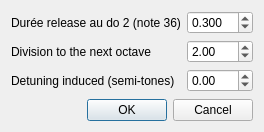
This is sources/editor/tools/release/toolrelease_gui.ui in davy7125/polyphone as Qt 5 draws it before an edit. The edited form follows.
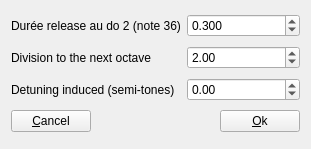
This is the edited form.

The edit to the form file:
```diff
--- a/sources/editor/tools/release/toolrelease_gui.ui
+++ b/sources/editor/tools/release/toolrelease_gui.ui
@@ -6,21 +6,14 @@
    <rect>
     <x>0</x>
     <y>0</y>
-    <width>264</width>
-    <height>132</height>
+    <width>311</width>
+    <height>149</height>
    </rect>
   </property>
   <property name="windowTitle">
    <string notr="true">Form</string>
   </property>
   <layout class="QGridLayout" name="gridLayout">
-   <item row="0" column="0">
-    <widget class="QLabel" name="label">
-     <property name="text">
-      <string notr="true">Durée release au do 2 (note 36)</string>
-     </property>
-    </widget>
-   </item>
    <item row="0" column="1">
     <widget class="QDoubleSpinBox" name="doubleDuree36">
      <property name="decimals">
@@ -37,6 +30,37 @@
      </property>
     </widget>
    </item>
+   <item row="3" column="0" colspan="2">
+    <layout class="QHBoxLayout" name="horizontalLayout">
+     <item>
+      <widget class="QPushButton" name="pushCancel">
+       <property name="text">
+        <string>&amp;Cancel</string>
+       </property>
+      </widget>
+     </item>
+     <item>
+      <spacer name="horizontalSpacer">
+       <property name="orientation">
+        <enum>Qt::Horizontal</enum>
+       </property>
+       <property name="sizeHint" stdset="0">
+        <size>
+         <width>40</width>
+         <height>20</height>
+        </size>
+       </property>
+      </spacer>
+     </item>
+     <item>
+      <widget class="QPushButton" name="pushOk">
+       <property name="text">
+        <string>&amp;Ok</string>
+       </property>
+      </widget>
+     </item>
+    </layout>
+   </item>
    <item row="1" column="0">
     <widget class="QLabel" name="label_2">
      <property name="text">
@@ -60,13 +84,6 @@
      </property>
     </widget>
    </item>
-   <item row="2" column="0">
-    <widget class="QLabel" name="label_3">
-     <property name="text">
-      <string>Detuning induced (semi-tones)</string>
-     </property>
-    </widget>
-   </item>
    <item row="2" column="1">
     <widget class="QDoubleSpinBox" name="doubleDeTune">
      <property name="minimum">
@@ -80,29 +97,17 @@
      </property>
     </widget>
    </item>
-   <item row="3" column="1">
-    <spacer name="verticalSpacer">
-     <property name="orientation">
-      <enum>Qt::Vertical</enum>
+   <item row="0" column="0">
+    <widget class="QLabel" name="label">
+     <property name="text">
+      <string notr="true">Durée release au do 2 (note 36)</string>
      </property>
-     <property name="sizeType">
-      <enum>QSizePolicy::Expanding</enum>
-     </property>
-     <property name="sizeHint" stdset="0">
-      <size>
-       <width>20</width>
-       <height>8</height>
-      </size>
-     </property>
-    </spacer>
+    </widget>
    </item>
-   <item row="4" column="0" colspan="2">
-    <widget class="QDialogButtonBox" name="buttonBox">
-     <property name="orientation">
-      <enum>Qt::Horizontal</enum>
-     </property>
-     <property name="standardButtons">
-      <set>QDialogButtonBox::Cancel|QDialogButtonBox::Ok</set>
+   <item row="2" column="0">
+    <widget class="QLabel" name="label_3">
+     <property name="text">
+      <string>Detuning induced (semi-tones)</string>
      </property>
     </widget>
    </item>
```
